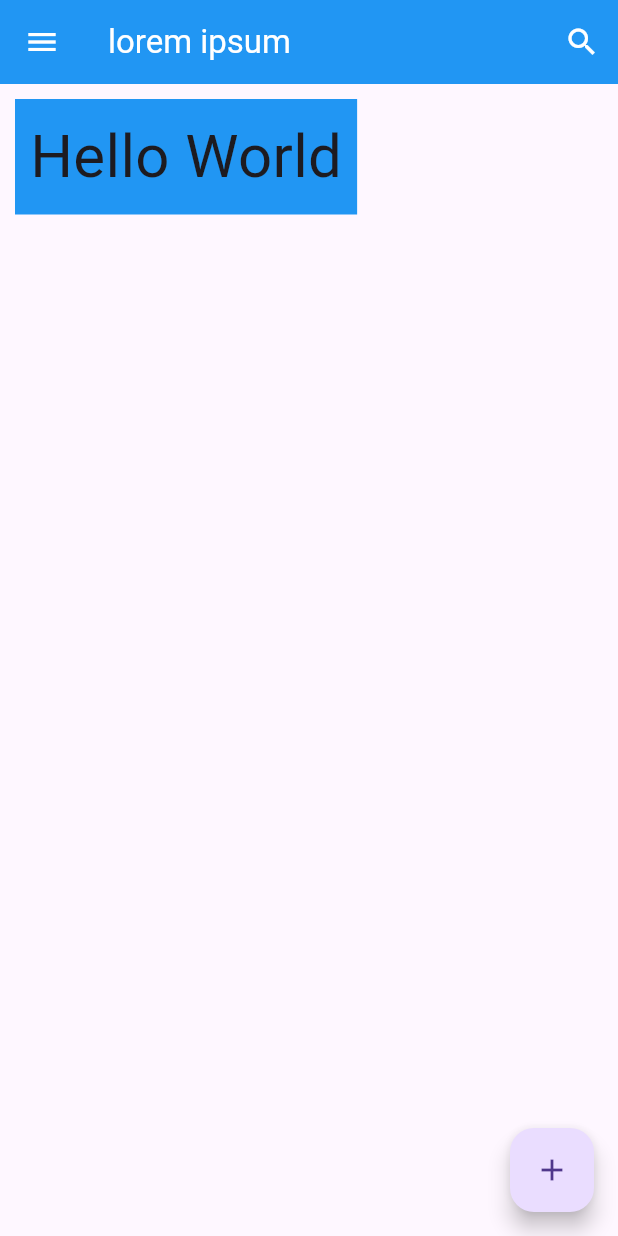
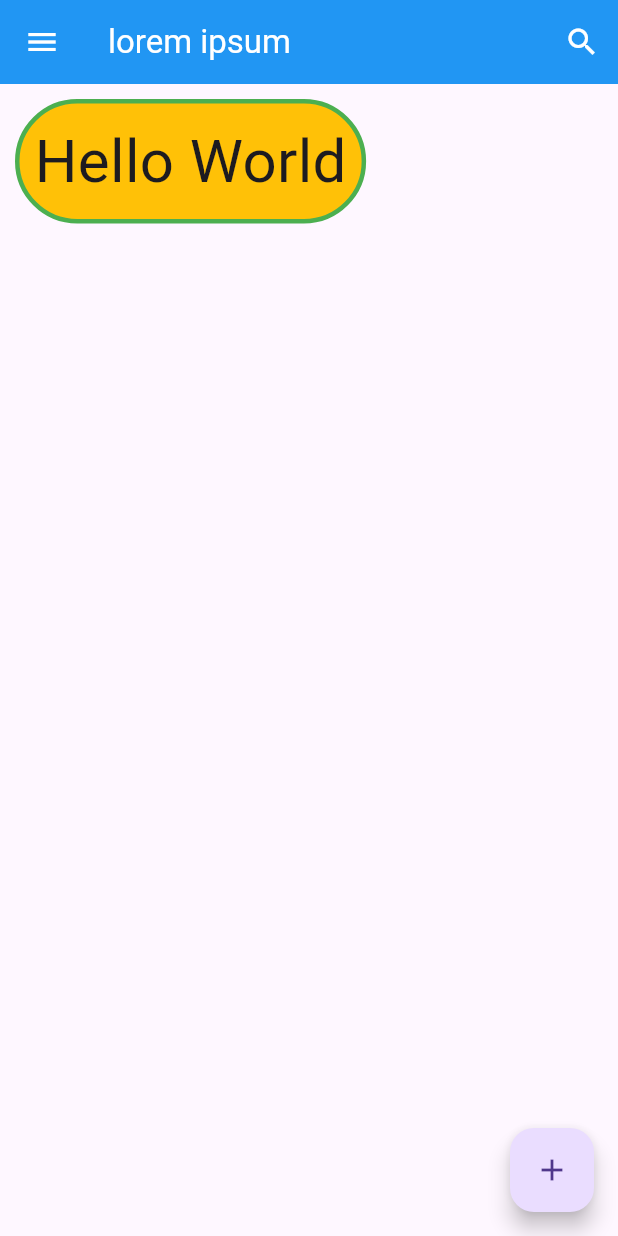
Before and after one commit to Anjasfedo/flutter_dicoding, a Flutter app: the screen it shows after launch, on a phone screen of 412 x 824 dp. Run offline on Flutter 3.47's test engine with Material 3 defaults, Android fonts, the phone set to English and light mode, and no system bars.

Commit message:
feat: container decoration

```diff
--- a/lib/main.dart
+++ b/lib/main.dart
@@ -92,9 +92,26 @@ class FirstScreen extends StatelessWidget {
           backgroundColor: Colors.blue,
         ),
         body: Container(
-          color: Colors.blue,
           padding: const EdgeInsets.all(10),
           margin: const EdgeInsets.all(10),
+          decoration: BoxDecoration(
+            color: Colors.amber,
+            // shape: BoxShape.circle,
+            // boxShadow: const [
+            //   BoxShadow(
+            //     color: Colors.black,
+            //     blurRadius: 10,
+            //     spreadRadius: 5,
+            //   )
+            // ],
+            border: Border.all(
+              color: Colors.green,
+              width: 3,
+            ),
+            borderRadius: BorderRadius.circular(50),
+          ),
+
+          // color: Colors.blue,
           child: const Text(
             'Hello World',
             style: TextStyle(fontSize: 40),
```
